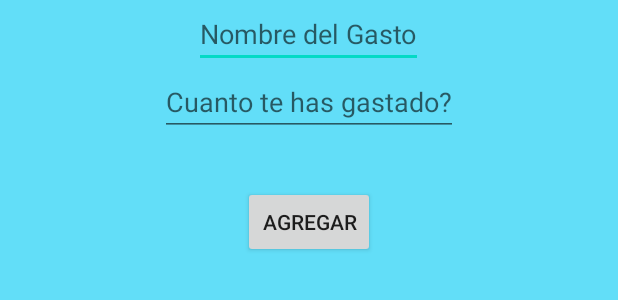
After one commit to agusCEV12/ALFRED, an Android app: the layout popup_agregar_gastos.xml on its own in the app's theme, with its tools: preview values and no code run, on a phone screen of 412 x 824 dp. The commit adds this screen. Shown: the top 300 px of the screen. Run offline under Robolectric (Android 15) with nearby library versions, the phone set to English and light mode, and no system bars.

Commit message:
Bote / Gastos v1.1

```diff
--- a/app/src/main/res/layout/item_gasto.xml
+++ b/app/src/main/res/layout/item_gasto.xml
@@ -8,8 +8,8 @@
         android:layout_width="match_parent"
         android:layout_height="match_parent">
 
-        <CheckBox
-            android:id="@+id/checkbox_item_gasto"
+        <TextView
+            android:id="@+id/textview_item_gasto_nombre"
             android:layout_width="wrap_content"
             android:layout_height="?attr/listPreferredItemHeight"
             android:clickable="false"
--- /dev/null
+++ b/app/src/main/res/layout/popup_agregar_gastos.xml
@@ -0,0 +1,48 @@
+<?xml version="1.0" encoding="utf-8"?>
+<android.support.constraint.ConstraintLayout xmlns:android="http://schemas.android.com/apk/res/android"
+    xmlns:tools="http://schemas.android.com/tools"
+    android:layout_width="match_parent"
+    android:layout_height="match_parent"
+    android:orientation="vertical"
+    android:background="#62def8">
+
+    <LinearLayout
+        android:layout_width="match_parent"
+        android:layout_height="match_parent"
+        android:orientation="vertical">
+
+        <EditText
+            android:id="@+id/text_popup_AgregarGasto_nombre_gasto"
+            android:layout_width="wrap_content"
+            android:layout_height="wrap_content"
+            tools:ignore="MissingConstraints"
+            android:hint="Nombre del Gasto"
+            android:layout_gravity="center" />
+
+        <EditText
+            android:id="@+id/text_popup_AgregarGasto_cantidad"
+            android:layout_width="wrap_content"
+            android:layout_height="wrap_content"
+            android:hint="Cuanto te has gastado?"
+            android:layout_gravity="center_horizontal"
+            android:inputType="number"/>
+
+        <LinearLayout
+            android:layout_width="wrap_content"
+            android:layout_height="match_parent"
+            android:orientation="horizontal"
+            android:layout_marginTop="50px"
+            android:layout_gravity="center_horizontal">
+
+            <Button
+                android:id="@+id/btn_popup_agregarGasto_aceptar"
+                android:layout_width="wrap_content"
+                android:layout_height="wrap_content"
+                android:text="Agregar" />
+
+        </LinearLayout>
+
+    </LinearLayout>
+
+
+</android.support.constraint.ConstraintLayout>
```
Also changed, not shown: app/src/main/java/com/example/alfred/ui/Gastos.java (+81 -17 lines), app/src/main/java/com/example/alfred/ui/Gastos_adapter.java (+3 -4 lines), app/src/main/java/com/example/alfred/ui/item_gasto.java (+9 -8 lines), app/src/main/res/layout/activity_gastos.xml (+13 -12 lines).
